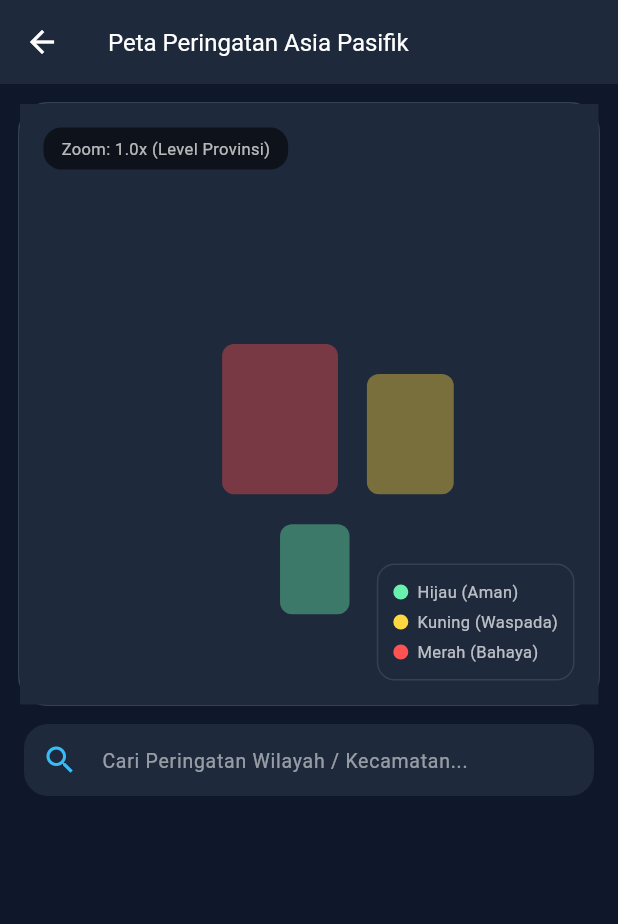
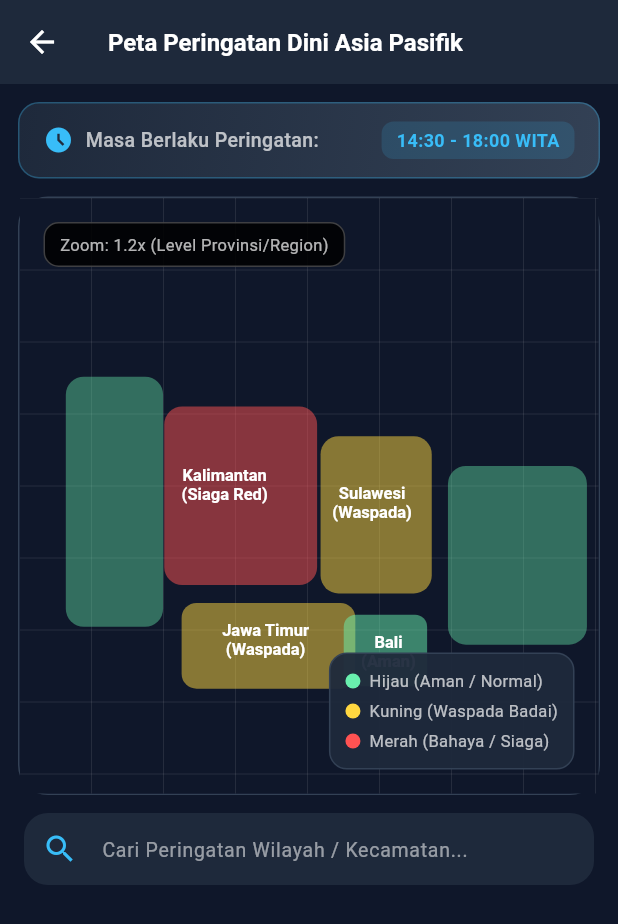
Before and after one commit to kit903/weatherfit-app, a Flutter app: the WeatherMapPage screen opened directly with empty values, on a phone screen of 412 x 824 dp. Shown: the top 924 px of the screen. Run offline on Flutter 3.47's test engine with Material 3 defaults, Android fonts, the phone set to English and light mode, and no system bars; network calls fail.

Commit message:
Update main.dart

```diff
--- a/lib/main.dart
+++ b/lib/main.dart
@@ -6,7 +6,7 @@ import 'package:http/http.dart' as http;
 
 // ==========================================
 // WEATHERFIT - MAIN APPLICATION (SINGLE FILE)
-// Fully Integrated: Dashboard, AiHelper, Chat, & Warning Map
+// Fully Integrated: Dashboard, AiHelper, Chat, & Pro Warning Map
 // Optimized for MediaTek Helio G99 (60 FPS, No heavy blur)
 // ==========================================
 
@@ -584,7 +584,7 @@ class _WeatherScreenState extends State<WeatherScreen> {
   String? _error;
   String _selectedModel = 'best_match';
 
-  String _displayCityName = 'Bulungan, Kalimantan Utara';
+  String _displayCityName = 'Kec. Bulungan, Kalimantan Utara';
   double _latitude = 2.85;
   double _longitude = 117.35;
 
@@ -630,6 +630,24 @@ class _WeatherScreenState extends State<WeatherScreen> {
         description: 'Cuaca cerah berawan, angin sepoi-sepoi.',
         startTime: now.subtract(const Duration(hours: 5)),
         endTime: now.add(const Duration(hours: 5)),
+      ),
+      WeatherWarning(
+        regionId: 'jatim_01',
+        regionName: 'Kec. Gubeng, Surabaya, Jawa Timur',
+        levelName: 'Waspada Badai',
+        level: WarningLevel.warning,
+        description: 'Potensi hujan lebat disertai angin kencang.',
+        startTime: now.subtract(const Duration(hours: 1)),
+        endTime: now.add(const Duration(hours: 4)),
+      ),
+      WeatherWarning(
+        regionId: 'jakarta_01',
+        regionName: 'Kec. Menteng, Jakarta Pusat',
+        levelName: 'Aman Normal',
+        level: WarningLevel.safe,
+        description: 'Cerah berawan sepanjang siang hari.',
+        startTime: now.subtract(const Duration(hours: 3)),
+        endTime: now.add(const Duration(hours: 3)),
       ),
     ];
   }
@@ -1204,7 +1222,7 @@ class _WeatherScreenState extends State<WeatherScreen> {
   }
 }
 
-// ================== WEATHER MAP INTERACTIVE PAGE ==================
+// ================== WEATHER MAP INTERACTIVE PAGE (PRO VERSION) ==================
 class WeatherMapPage extends StatefulWidget {
   final List<WeatherWarning> warnings;
 
@@ -1216,13 +1234,14 @@ class WeatherMapPage extends StatefulWidget {
 
 class _WeatherMapPageState extends State<WeatherMapPage> {
   String _searchQuery = "";
-  double _zoomScale = 1.0;
+  double _zoomScale = 1.2;
 
   @override
   Widget build(BuildContext context) {
     final filteredWarnings = widget.warnings.where((w) {
       return w.regionName.toLowerCase().contains(_searchQuery.toLowerCase()) ||
-          w.levelName.toLowerCase().contains(_searchQuery.toLowerCase());
+          w.levelName.toLowerCase().contains(_searchQuery.toLowerCase()) ||
+          w.description.toLowerCase().contains(_searchQuery.toLowerCase());
     }).toList();
 
     return Scaffold(
@@ -1231,12 +1250,59 @@ class _WeatherMapPageState extends State<WeatherMapPage> {
         backgroundColor: const Color(0xFF1E293B),
         elevation: 0,
         iconTheme: const IconThemeData(color: Colors.white),
-        title: const Text('Peta Peringatan Asia Pasifik', style: TextStyle(fontSize: 16, color: Colors.white)),
+        title: const Text('Peta Peringatan Dini Asia Pasifik', style: TextStyle(fontSize: 16, color: Colors.white, fontWeight: FontWeight.bold)),
       ),
       body: Column(
         children: [
+          // ==========================================
+          // BANNER WAKTU BERLAKU (ALA BMKG PROFESSIONAL)
+          // ==========================================
+          Container(
+            width: double.infinity,
+            margin: const EdgeInsets.fromLTRB(12, 12, 12, 0),
+            padding: const EdgeInsets.symmetric(horizontal: 16, vertical: 12),
+            decoration: BoxDecoration(
+              gradient: const LinearGradient(
+                colors: [Color(0xFF1E293B), Color(0xFF334155)],
+                begin: Alignment.topLeft,
+                end: Alignment.bottomRight,
+              ),
+              borderRadius: BorderRadius.circular(14),
+              border: Border.all(color: const Color(0xFF38BDF8).withOpacity(0.3)),
+            ),
+            child: Row(
+              mainAxisAlignment: MainAxisAlignment.spaceBetween,
+              children: [
+                Row(
+                  children: [
+                    const Icon(Icons.access_time_filled, color: Color(0xFF38BDF8), size: 20),
+                    const SizedBox(width: 8),
+                    const Text(
+                      'Masa Berlaku Peringatan:',
+                      style: TextStyle(color: Colors.white70, fontSize: 13, fontWeight: FontWeight.w500),
+                    ),
+                  ],
+                ),
+                Container(
+                  padding: const EdgeInsets.symmetric(horizontal: 10, vertical: 4),
+                  decoration: BoxDecoration(
+                    color: const Color(0xFF38BDF8).withOpacity(0.15),
+                    borderRadius: BorderRadius.circular(8),
+                  ),
+                  child: const Text(
+                    '14:30 - 18:00 WITA',
+                    style: TextStyle(color: Color(0xFF38BDF8), fontSize: 12, fontWeight: FontWeight.bold),
+                  ),
+                ),
+              ],
+            ),
+          ),
+
+          // ==========================================
+          // INTERACTIVE MAP CONTAINER (PRO REGIONAL BLOCKS)
+          // ==========================================
           Expanded(
-            flex: 5,
+            flex: 6,
             child: Container(
               margin: const EdgeInsets.all(12),
               decoration: BoxDecoration(
@@ -1257,7 +1323,7 @@ class _WeatherMapPageState extends State<WeatherMapPage> {
                     child: Center(
                       child: CustomPaint(
                         size: const Size(double.infinity, double.infinity),
-                        painter: AsiaPacificMapPainter(warnings: widget.warnings, zoom: _zoomScale),
+                        painter: AsiaPacificProMapPainter(warnings: widget.warnings, zoom: _zoomScale),
                       ),
                     ),
                   ),
@@ -1265,13 +1331,14 @@ class _WeatherMapPageState extends State<WeatherMapPage> {
                     top: 16,
                     left: 16,
                     child: Container(
-                      padding: const EdgeInsets.symmetric(horizontal: 12, vertical: 6),
-                      decoration: BoxDecoration(
-                        color: Colors.black54,
-                        borderRadius: BorderRadius.circular(12),
+                      padding: const EdgeInsets.symmetric(horizontal: 10, vertical: 6),
+                      decoration: BoxDecoration(
+                        color: Colors.black87,
+                        borderRadius: BorderRadius.circular(10),
+                        border: Border.all(color: Colors.white24),
                       ),
                       child: Text(
-                        'Zoom: ${_zoomScale.toStringAsFixed(1)}x (${_zoomScale > 2.0 ? "Level Kecamatan" : "Level Provinsi"})',
+                        'Zoom: ${_zoomScale.toStringAsFixed(1)}x (${_zoomScale > 2.0 ? "Detail Level Kecamatan" : "Level Provinsi/Region"})',
                         style: const TextStyle(color: Colors.white70, fontSize: 11),
                       ),
                     ),
@@ -1282,7 +1349,7 @@ class _WeatherMapPageState extends State<WeatherMapPage> {
                     child: Container(
                       padding: const EdgeInsets.all(10),
                       decoration: BoxDecoration(
-                        color: const Color(0xFF1E293B).withOpacity(0.9),
+                        color: const Color(0xFF1E293B).withOpacity(0.95),
                         borderRadius: BorderRadius.circular(12),
                         border: Border.all(color: const Color(0xFF334155)),
                       ),
@@ -1290,19 +1357,23 @@ class _WeatherMapPageState extends State<WeatherMapPage> {
                         crossAxisAlignment: CrossAxisAlignment.start,
                         mainAxisSize: MainAxisSize.min,
                         children: const [
-                          _LegendItem(color: Colors.greenAccent, label: 'Hijau (Aman)'),
+                          _LegendItem(color: Colors.greenAccent, label: 'Hijau (Aman / Normal)'),
                           SizedBox(height: 4),
-                          _LegendItem(color: Colors.amberAccent, label: 'Kuning (Waspada)'),
+                          _LegendItem(color: Colors.amberAccent, label: 'Kuning (Waspada Badai)'),
                           SizedBox(height: 4),
-                          _LegendItem(color: Colors.redAccent, label: 'Merah (Bahaya)'),
-                        ],
-                      ),
-                    ),
-                  ),
-                ],
-              ),
-            ),
-          ),
+                          _LegendItem(color: Colors.redAccent, label: 'Merah (Bahaya / Siaga)'),
+                        ],
+                      ),
+                    ),
+                  ),
+                ],
+              ),
+            ),
+          ),
+
+          // ==========================================
+          // SEARCH & REGIONAL WARNING CARDS LIST
+          // ==========================================
           Expanded(
             flex: 4,
             child: Container(
@@ -1354,7 +1425,7 @@ class _WeatherMapPageState extends State<WeatherMapPage> {
                             children: [
                               Container(
                                 width: 4,
-                                height: 40,
+                                height: 42,
                                 decoration: BoxDecoration(
                                   color: color,
                                   borderRadius: BorderRadius.circular(2),
@@ -1434,49 +1505,115 @@ class _LegendItem extends StatelessWidget {
   }
 }
 
-class AsiaPacificMapPainter extends CustomPainter {
+// ================== PRO ASIA PACIFIC MAP PAINTER ==================
+class AsiaPacificProMapPainter extends CustomPainter {
   final List<WeatherWarning> warnings;
   final double zoom;
 
-  AsiaPacificMapPainter({required this.warnings, required this.zoom});
+  AsiaPacificProMapPainter({required this.warnings, required this.zoom});
 
   @override
   void paint(Canvas canvas, Size size) {
     final paint = Paint()..style = PaintingStyle.fill;
 
-    paint.color = const Color(0xFF1E293B);
+    // Ocean Background Canvas
+    paint.color = const Color(0xFF0F172A);
     canvas.drawRect(Rect.fromLTWH(0, 0, size.width, size.height), paint);
 
-    paint.color = Colors.redAccent.withOpacity(0.4);
+    // Draw subtle grid lines for radar effect
+    final gridPaint = Paint()
+      ..color = Colors.white12
+      ..strokeWidth = 0.5;
+    for (double i = 0; i < size.width; i += 40 * zoom) {
+      canvas.drawLine(Offset(i, 0), Offset(i, size.height), gridPaint);
+    }
+    for (double j = 0; j < size.height; j += 40 * zoom) {
+      canvas.drawLine(Offset(0, j), Offset(size.width, j), gridPaint);
+    }
+
+    // Regional Blocks representing Asia-Pacific / Indonesia Islands with full polygon/region fill
+    // 1. Kalimantan (Danger/Red)
+    paint.color = Colors.redAccent.withOpacity(0.5);
     canvas.drawRRect(
       RRect.fromRectAndRadius(
-        Rect.fromLTWH(size.width * 0.35, size.height * 0.4, size.width * 0.2 * zoom, size.height * 0.25 * zoom),
-        const Radius.circular(8),
+        Rect.fromLTWH(size.width * 0.25, size.height * 0.35, size.width * 0.22 * zoom, size.height * 0.25 * zoom),
+        const Radius.circular(12),
       ),
       paint,
     );
 
-    paint.color = Colors.amberAccent.withOpacity(0.4);
+    // 2. Sulawesi / Gorontalo (Warning/Yellow)
+    paint.color = Colors.amberAccent.withOpacity(0.5);
     canvas.drawRRect(
       RRect.fromRectAndRadius(
-        Rect.fromLTWH(size.width * 0.6, size.height * 0.45, size.width * 0.15 * zoom, size.height * 0.2 * zoom),
+        Rect.fromLTWH(size.width * 0.52, size.height * 0.4, size.width * 0.16 * zoom, size.height * 0.22 * zoom),
+        const Radius.circular(12),
+      ),
+      paint,
+    );
+
+    // 3. Jawa & Bali (Warning & Safe Mix)
+    paint.color = Colors.amberAccent.withOpacity(0.5);
+    canvas.drawRRect(
+      RRect.fromRectAndRadius(
+        Rect.fromLTWH(size.width * 0.28, size.height * 0.68, size.width * 0.25 * zoom, size.height * 0.12 * zoom),
+        const Radius.circular(10),
+      ),
+      paint,
+    );
+
+    paint.color = Colors.greenAccent.withOpacity(0.5);
+    canvas.drawRRect(
+      RRect.fromRectAndRadius(
+        Rect.fromLTWH(size.width * 0.56, size.height * 0.7, size.width * 0.12 * zoom, size.height * 0.1 * zoom),
         const Radius.circular(8),
       ),
       paint,
     );
 
+    // 4. Sumatera Region (Safe/Green)
     paint.color = Colors.greenAccent.withOpacity(0.4);
     canvas.drawRRect(
       RRect.fromRectAndRadius(
-        Rect.fromLTWH(size.width * 0.45, size.height * 0.7, size.width * 0.12 * zoom, size.height * 0.15 * zoom),
-        const Radius.circular(8),
+        Rect.fromLTWH(size.width * 0.08, size.height * 0.3, size.width * 0.14 * zoom, size.height * 0.35 * zoom),
+        const Radius.circular(12),
       ),
       paint,
     );
+
+    // 5. Papua & Eastern Region (Safe/Green)
+    paint.color = Colors.greenAccent.withOpacity(0.4);
+    canvas.drawRRect(
+      RRect.fromRectAndRadius(
+        Rect.fromLTWH(size.width * 0.74, size.height * 0.45, size.width * 0.2 * zoom, size.height * 0.25 * zoom),
+        const Radius.circular(12),
+      ),
+      paint,
+    );
+
+    // Draw Region Labels for Professional Look
+    final textPainter = TextPainter(
+      textDirection: TextDirection.ltr,
+      textAlign: TextAlign.center,
+    );
+
+    void drawLabel(String text, Offset offset, Color color) {
+      textPainter.text = TextSpan(
+        text: text,
+        style: TextStyle(color: color, fontSize: 11 * (zoom > 1.5 ? 1.2 : 1.0), fontWeight: FontWeight.bold),
+      );
+      textPainter.layout();
+      textPainter.paint(canvas, offset);
+    }
+
+    drawLabel("Kalimantan\n(Siaga Red)", Offset(size.width * 0.28, size.height * 0.45), Colors.white);
+    drawLabel("Sulawesi\n(Waspada)", Offset(size.width * 0.54, size.height * 0.48), Colors.white);
+    drawLabel("Jawa Timur\n(Waspada)", Offset(size.width * 0.35, size.height * 0.71), Colors.white);
+    drawLabel("Bali\n(Aman)", Offset(size.width * 0.59, size.height * 0.73), Colors.white);
   }
 
   @override
-  bool shouldRepaint(covariant AsiaPacificMapPainter oldDelegate) {
+  bool shouldRepaint(covariant AsiaPacificProMapPainter oldDelegate) {
     return oldDelegate.zoom != zoom || oldDelegate.warnings != warnings;
   }
 }
@@ -1636,7 +1773,6 @@ class _ChatScreenState extends State<ChatScreen> {
                     child: Text(
                       msg.text,
                       style: TextStyle(
-                        // PERBAIKAN: Mengubah Colors.white90 menjadi Colors.white70 agar valid di Flutter
                         color: msg.isUser ? const Color(0xFF0F172A) : Colors.white70,
                         fontSize: 14,
                         height: 1.4,
```
Lines whose indentation alone changed are shown as unchanged.
